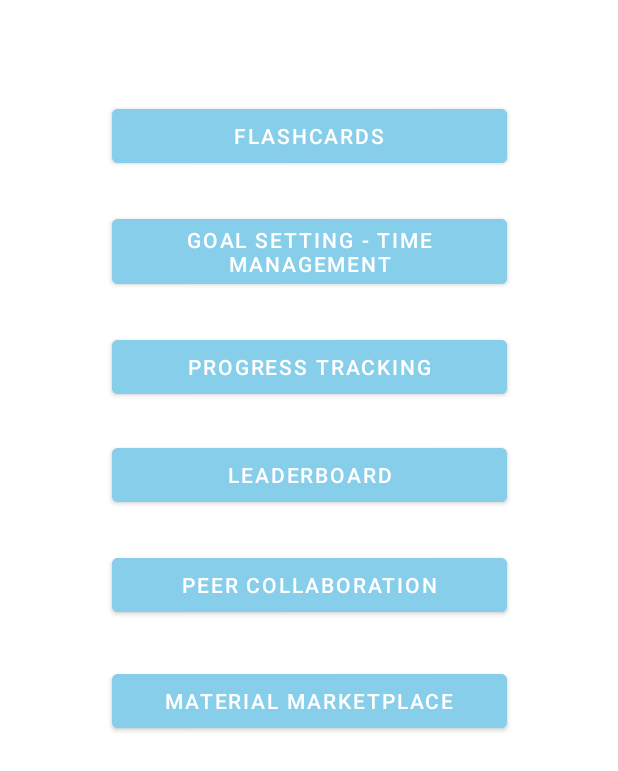
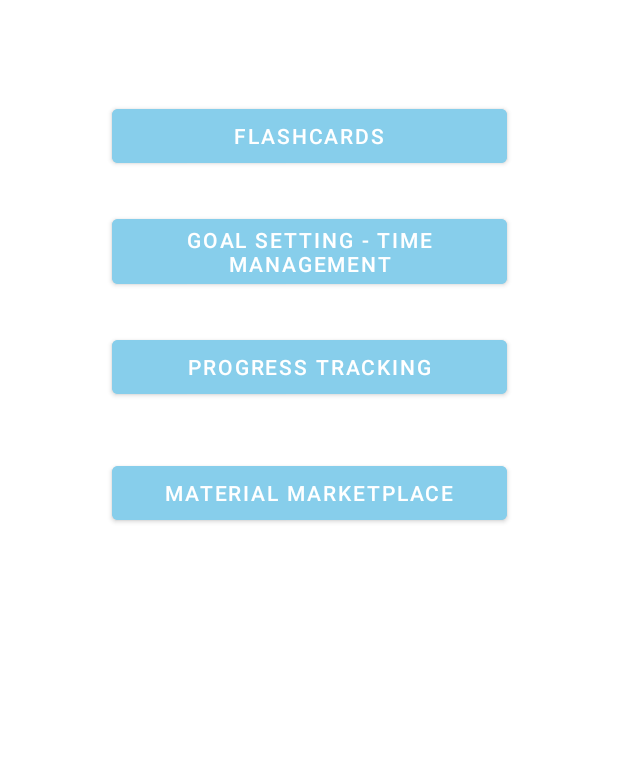
Before and after one commit to ProdigyProjects/Academic_Tracker_App, an Android app built with Jetpack Compose: the layout link_to_pages.xml on its own in the app's theme, with its tools: preview values and no code run, on a phone screen of 412 x 824 dp. Shown: the top 771 px of the screen. Run offline under Robolectric (Android 15) with nearby library versions, the phone set to English and light mode, and no system bars.

Commit message:
push files that refuse to commit

```diff
--- a/app/src/main/res/layout/link_to_pages.xml
+++ b/app/src/main/res/layout/link_to_pages.xml
@@ -55,7 +55,7 @@
         app:layout_constraintTop_toTopOf="parent"
         app:layout_constraintVertical_bias="0.284" />
 
-    <Button
+    <!--<Button
         android:id="@+id/leaderboard"
         android:layout_width="263dp"
         android:layout_height="wrap_content"
@@ -69,9 +69,9 @@
         app:layout_constraintEnd_toEndOf="parent"
         app:layout_constraintStart_toStartOf="parent"
         app:layout_constraintTop_toTopOf="parent"
-        app:layout_constraintVertical_bias="0.377" />
+        app:layout_constraintVertical_bias="0.377" />-->
 
-    <Button
+    <!--<<Button
         android:id="@+id/peerCollaboration"
         android:layout_width="263dp"
         android:layout_height="wrap_content"
@@ -85,7 +85,7 @@
         app:layout_constraintEnd_toEndOf="parent"
         app:layout_constraintStart_toStartOf="parent"
         app:layout_constraintTop_toTopOf="parent"
-        app:layout_constraintVertical_bias="0.472" />
+        app:layout_constraintVertical_bias="0.472" />-->
 
     <Button
         android:id="@+id/marketplace"
@@ -101,9 +101,7 @@
         app:layout_constraintEnd_toEndOf="parent"
         app:layout_constraintStart_toStartOf="parent"
         app:layout_constraintTop_toTopOf="parent"
-        app:layout_constraintVertical_bias="0.571" />
-
-
+        app:layout_constraintVertical_bias="0.393" />
 
 
 </androidx.constraintlayout.widget.ConstraintLayout>
```
